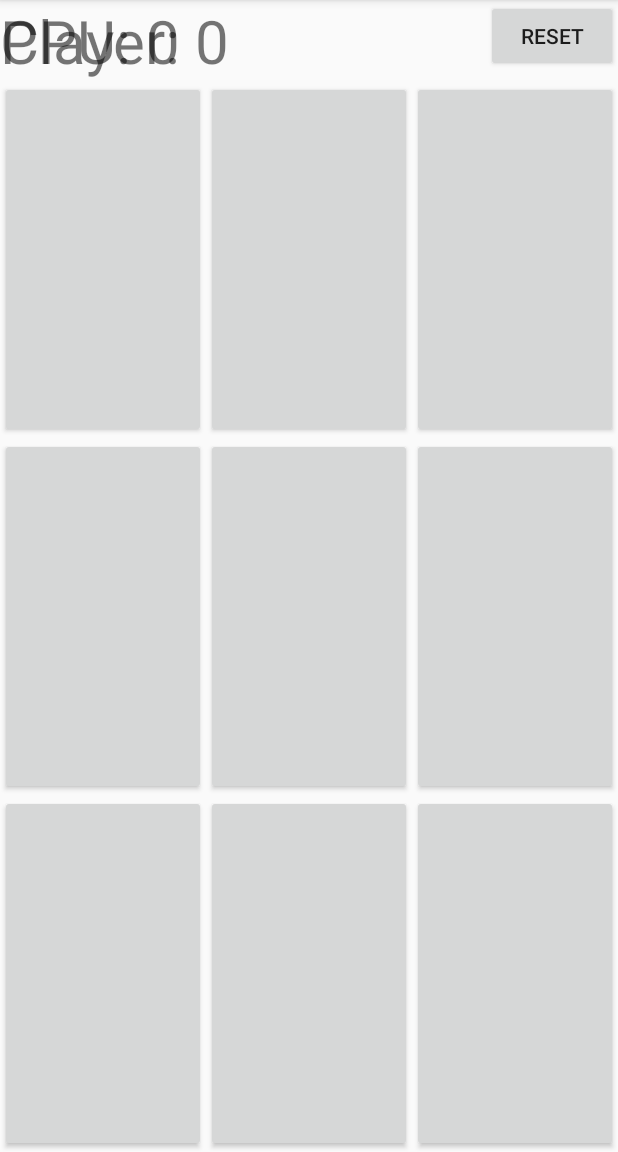
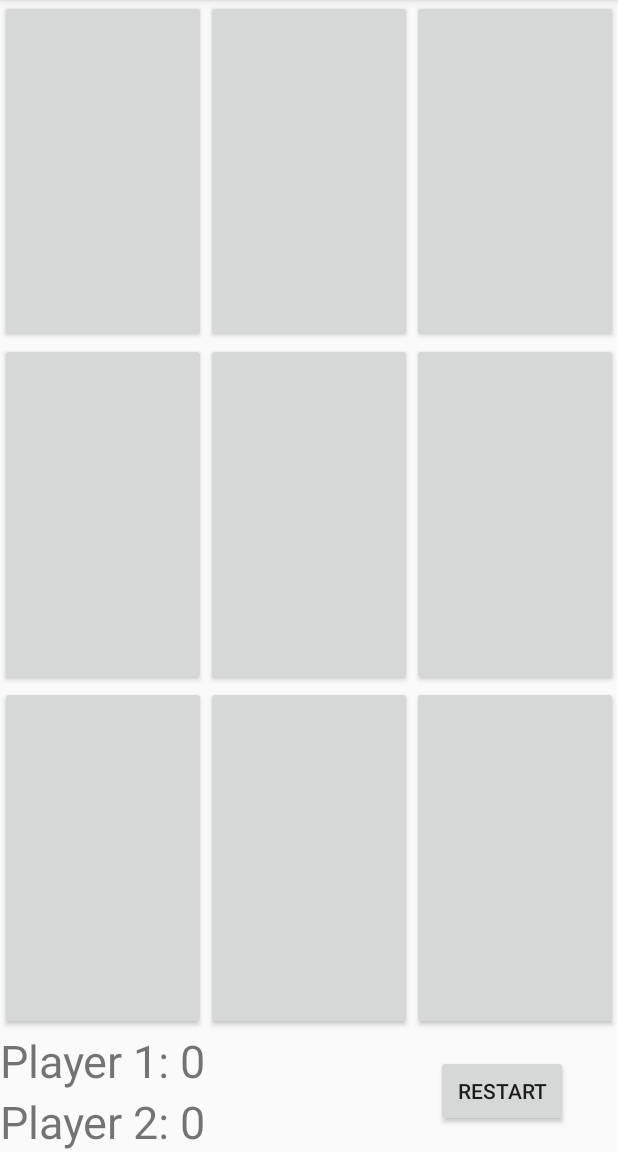
Before and after one commit to pasasho/TicTac, an Android app: the screen it shows after launch (MainActivity), on a phone screen of 412 x 824 dp, the part 84-1236 px from its top. Run offline under Robolectric (Android 15) with nearby library versions, the phone set to English and light mode, and no system bars.

Commit message:
<update 1.0>

```diff
--- a/TicTac/app/src/main/res/layout/activity_main.xml
+++ b/TicTac/app/src/main/res/layout/activity_main.xml
@@ -6,111 +6,110 @@
     android:layout_height="match_parent"
     android:orientation="vertical"
     tools:context=".MainActivity">
-    <RelativeLayout
-        android:layout_width="match_parent"
-        android:layout_height="wrap_content">
-
-        <TextView
-            android:id="@+id/view_player"
-            android:layout_width="wrap_content"
-            android:layout_height="wrap_content"
-            android:text="Player: 0"
-            android:textSize="40sp" />
-        <TextView
-            android:id="@+id/view_cpu"
-            android:layout_width="wrap_content"
-            android:layout_height="wrap_content"
-            android:layout_below="@+id/view_p1"
-            android:text="CPU: 0"
-            android:textSize="40sp" />
-
-        <Button
-            android:id="@+id/restart_button"
-            android:layout_width="wrap_content"
-            android:layout_height="wrap_content"
-            android:layout_alignParentEnd="true"
-            android:text="reset" />
-
-
-    </RelativeLayout>
 
     <LinearLayout
         android:layout_width="match_parent"
         android:layout_height="0dp"
         android:layout_weight="1">
-
         <Button
-            android:id="@+id/button_1"
+            android:id="@+id/button_00"
             android:layout_width="0dp"
             android:layout_height="match_parent"
             android:layout_weight="1"
-            android:textSize="50sp"/>
+            android:freezesText="true"
+            android:textSize="60sp" />
         <Button
-            android:id="@+id/button_2"
+            android:id="@+id/button_01"
             android:layout_width="0dp"
             android:layout_height="match_parent"
             android:layout_weight="1"
-            android:textSize="50sp"/>
+            android:freezesText="true"
+            android:textSize="60sp" />
         <Button
-            android:id="@+id/button_3"
+            android:id="@+id/button_02"
             android:layout_width="0dp"
             android:layout_height="match_parent"
             android:layout_weight="1"
-            android:textSize="50sp"/>
-
-
+            android:freezesText="true"
+            android:textSize="60sp" />
     </LinearLayout>
     <LinearLayout
         android:layout_width="match_parent"
         android:layout_height="0dp"
         android:layout_weight="1">
-
+        <Button
+            android:id="@+id/button_10"
+            android:layout_width="0dp"
+            android:layout_height="match_parent"
+            android:layout_weight="1"
+            android:freezesText="true"
+            android:textSize="60sp" />
+        <Button
+            android:id="@+id/button_11"
+            android:layout_width="0dp"
+            android:layout_height="match_parent"
+            android:layout_weight="1"
+            android:freezesText="true"
+            android:textSize="60sp" />
         <Button
             android:id="@+id/button_12"
             android:layout_width="0dp"
             android:layout_height="match_parent"
             android:layout_weight="1"
-            android:textSize="50sp"/>
+            android:freezesText="true"
+            android:textSize="60sp" />
+    </LinearLayout>
+    <LinearLayout
+        android:layout_width="match_parent"
+        android:layout_height="0dp"
+        android:layout_weight="1">
+        <Button
+            android:id="@+id/button_20"
+            android:layout_width="0dp"
+            android:layout_height="match_parent"
+            android:layout_weight="1"
+            android:freezesText="true"
+            android:textSize="60sp" />
+        <Button
+            android:id="@+id/button_21"
+            android:layout_width="0dp"
+            android:layout_height="match_parent"
+            android:layout_weight="1"
+            android:freezesText="true"
+            android:textSize="60sp" />
         <Button
             android:id="@+id/button_22"
             android:layout_width="0dp"
             android:layout_height="match_parent"
             android:layout_weight="1"
-            android:textSize="50sp"/>
+            android:freezesText="true"
+            android:textSize="60sp" />
+    </LinearLayout>
+    <RelativeLayout
+        android:layout_width="match_parent"
+        android:layout_height="wrap_content">
+        <TextView
+            android:id="@+id/view_p1"
+            android:layout_width="wrap_content"
+            android:layout_height="wrap_content"
+            android:freezesText="true"
+            android:text="Player 1: 0"
+            android:textSize="30sp" />
+        <TextView
+            android:id="@+id/view_p2"
+            android:layout_width="wrap_content"
+            android:layout_height="wrap_content"
+            android:layout_below="@+id/view_p1"
+            android:freezesText="true"
+            android:text="Player 2: 0"
+            android:textSize="30sp" />
         <Button
-            android:id="@+id/button_32"
-            android:layout_width="0dp"
-            android:layout_height="match_parent"
-            android:layout_weight="1"
-            android:textSize="50sp"/>
-
-
-    </LinearLayout>
-    <LinearLayout
-        android:layout_width="match_parent"
-        android:layout_height="0dp"
-        android:layout_weight="1">
-
-        <Button
-            android:id="@+id/button_13"
-            android:layout_width="0dp"
-            android:layout_height="match_parent"
-            android:layout_weight="1"
-            android:textSize="50sp"/>
-        <Button
-            android:id="@+id/button_23"
-            android:layout_width="0dp"
-            android:layout_height="match_parent"
-            android:layout_weight="1"
-            android:textSize="50sp"/>
-        <Button
-            android:id="@+id/button_33"
-            android:layout_width="0dp"
-            android:layout_height="match_parent"
-            android:layout_weight="1"
-            android:textSize="50sp"/>
-
-
-    </LinearLayout>
-
+            android:id="@+id/button_restart"
+            android:layout_width="wrap_content"
+            android:layout_height="wrap_content"
+            android:layout_alignParentEnd="true"
+            android:layout_centerVertical="true"
+            android:layout_marginEnd="33dp"
+            android:text="Restart" />
+    </RelativeLayout>
 </LinearLayout>
```
Also changed, not shown: TicTac/app/src/main/java/com/example/tictac/MainActivity.java (+130 -18 lines).
